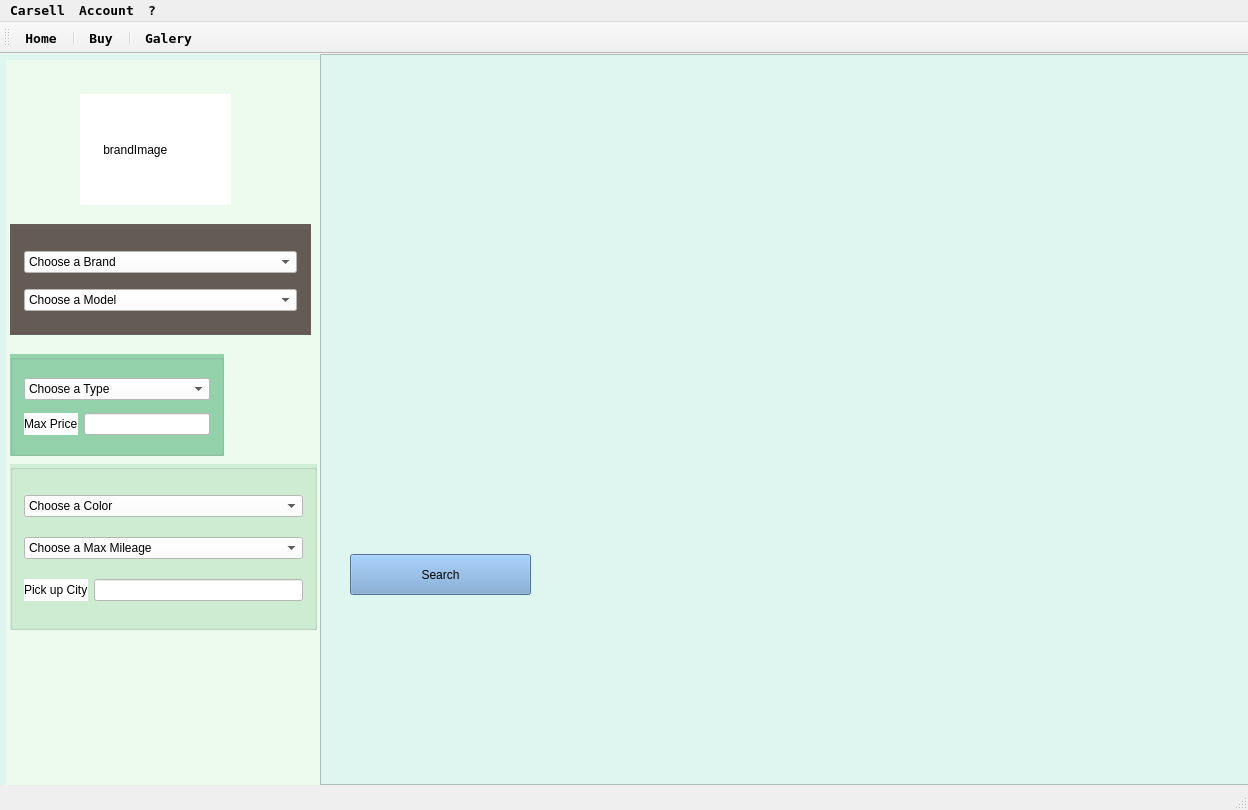
Old version of the form carsell.ui in the repository danieldir/carSellGui.
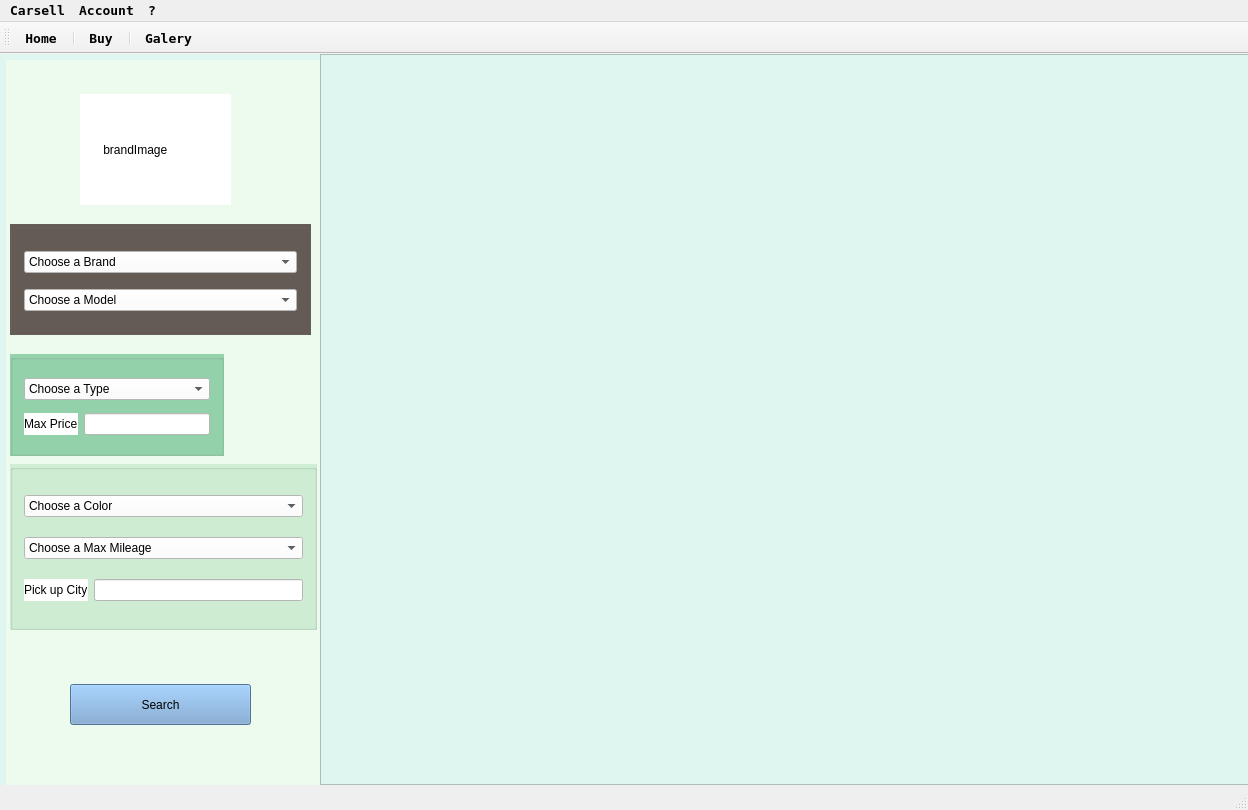
New version of the form. The open tabs and pages were chosen to show the change. Icons and pictures are not drawn.

Patch:
```diff
--- a/carsell.ui
+++ b/carsell.ui
@@ -1465,8 +1465,8 @@
      <widget class="QPushButton" name="searchButton">
       <property name="geometry">
        <rect>
-        <x>350</x>
-        <y>500</y>
+        <x>70</x>
+        <y>630</y>
         <width>181</width>
         <height>41</height>
        </rect>
```
Left out of the diff: 2 changed lines with no effect on the pictures.
